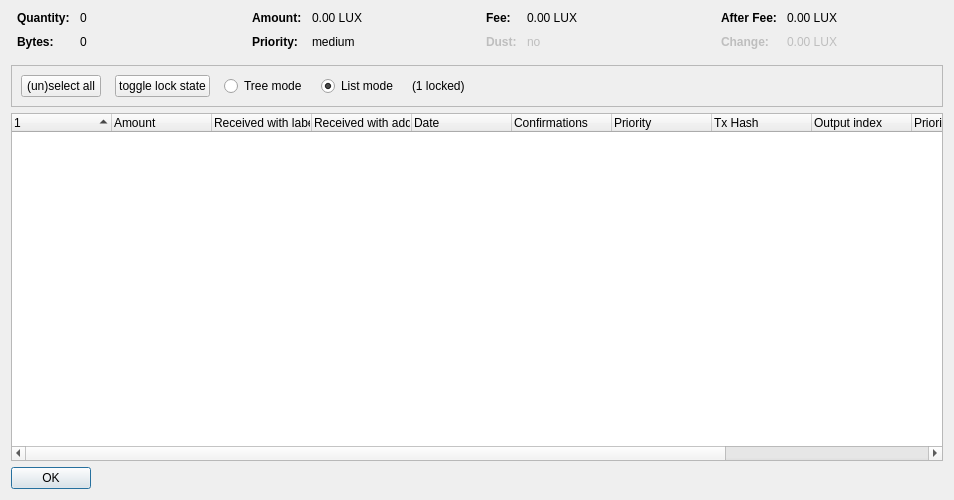
Qt form src/qt/forms/coincontroldialog.ui (LUX-Core/lux) before a commit.
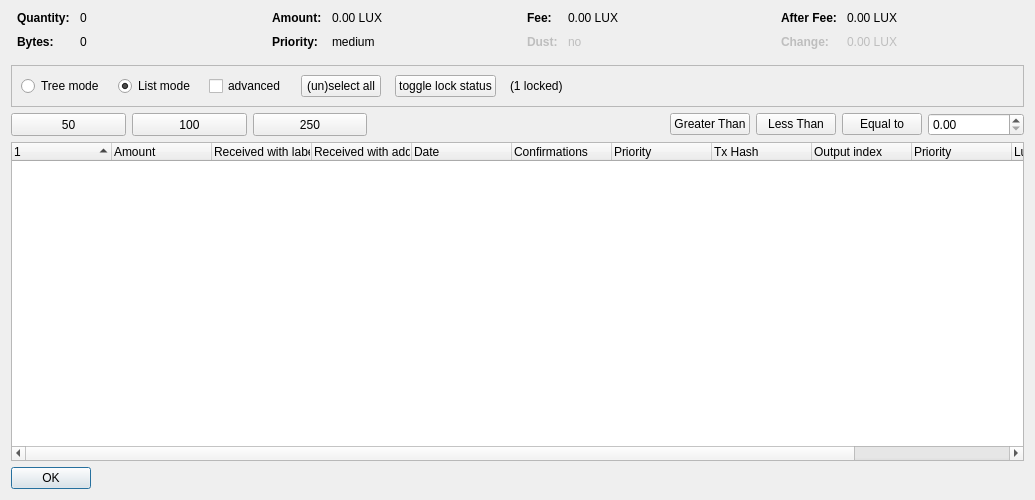
The same form after that commit. Custom widgets are drawn as their Qt base class.

Commit message:
[qt] added the ability to select the first 50/100/250 inputs and the ability to auto select any input under, over or equal to what a user inputs   (#69)
* Update coincontroldialog.cpp

* Update coincontroldialog.h

* Add files via upload

```diff
--- a/src/qt/forms/coincontroldialog.ui
+++ b/src/qt/forms/coincontroldialog.ui
@@ -6,7 +6,7 @@
    <rect>
     <x>0</x>
     <y>0</y>
-    <width>954</width>
+    <width>1035</width>
     <height>500</height>
    </rect>
   </property>
@@ -348,42 +348,10 @@
      </property>
      <layout class="QHBoxLayout" name="horizontalLayout">
       <item>
-       <layout class="QHBoxLayout" name="horizontalLayoutPanel" stretch="0,0,0,0,0,0">
+       <layout class="QHBoxLayout" name="horizontalLayoutPanel" stretch="0,0,0,0,0,0,0">
         <property name="spacing">
          <number>14</number>
         </property>
-        <item>
-         <widget class="QPushButton" name="pushButtonSelectAll">
-          <property name="sizePolicy">
-           <sizepolicy hsizetype="Maximum" vsizetype="Fixed">
-            <horstretch>0</horstretch>
-            <verstretch>0</verstretch>
-           </sizepolicy>
-          </property>
-          <property name="text">
-           <string>(un)select all</string>
-          </property>
-          <property name="autoDefault">
-           <bool>false</bool>
-          </property>
-         </widget>
-        </item>
-        <item>
-         <widget class="QPushButton" name="pushButtonToggleLock">
-          <property name="sizePolicy">
-           <sizepolicy hsizetype="Maximum" vsizetype="Fixed">
-            <horstretch>0</horstretch>
-            <verstretch>0</verstretch>
-           </sizepolicy>
-          </property>
-          <property name="text">
-           <string>toggle lock state</string>
-          </property>
-          <property name="autoDefault">
-           <bool>false</bool>
-          </property>
-         </widget>
-        </item>
         <item>
          <widget class="QRadioButton" name="radioTreeMode">
           <property name="sizePolicy">
@@ -413,6 +381,51 @@
           </property>
          </widget>
         </item>
+        <item>
+         <widget class="QCheckBox" name="advanced">
+          <property name="minimumSize">
+           <size>
+            <width>70</width>
+            <height>17</height>
+           </size>
+          </property>
+          <property name="text">
+           <string>advanced</string>
+          </property>
+         </widget>
+        </item>
+        <item>
+         <widget class="QPushButton" name="pushButtonSelectAll">
+          <property name="sizePolicy">
+           <sizepolicy hsizetype="Maximum" vsizetype="Fixed">
+            <horstretch>0</horstretch>
+            <verstretch>0</verstretch>
+           </sizepolicy>
+          </property>
+          <property name="text">
+           <string>(un)select all</string>
+          </property>
+          <property name="autoDefault">
+           <bool>false</bool>
+          </property>
+         </widget>
+        </item>
+        <item>
+         <widget class="QPushButton" name="pushButtonToggleLock">
+          <property name="sizePolicy">
+           <sizepolicy hsizetype="Maximum" vsizetype="Fixed">
+            <horstretch>0</horstretch>
+            <verstretch>0</verstretch>
+           </sizepolicy>
+          </property>
+          <property name="text">
+           <string>toggle lock status</string>
+          </property>
+          <property name="autoDefault">
+           <bool>false</bool>
+          </property>
+         </widget>
+        </item>
         <item>
          <widget class="QLabel" name="labelLocked">
           <property name="text">
@@ -438,6 +451,99 @@
      </layout>
     </widget>
    </item>
+   <item>
+    <layout class="QHBoxLayout" name="horizontalLayout_3">
+     <item>
+      <widget class="QPushButton" name="select_50">
+       <property name="minimumSize">
+        <size>
+         <width>115</width>
+         <height>23</height>
+        </size>
+       </property>
+       <property name="text">
+        <string>50</string>
+       </property>
+      </widget>
+     </item>
+     <item>
+      <widget class="QPushButton" name="select_100">
+       <property name="minimumSize">
+        <size>
+         <width>115</width>
+         <height>23</height>
+        </size>
+       </property>
+       <property name="text">
+        <string>100</string>
+       </property>
+      </widget>
+     </item>
+     <item>
+      <widget class="QPushButton" name="select_250">
+       <property name="minimumSize">
+        <size>
+         <width>114</width>
+         <height>23</height>
+        </size>
+       </property>
+       <property name="text">
+        <string>250</string>
+       </property>
+      </widget>
+     </item>
+     <item>
+      <spacer name="horizontalSpacer_2">
+       <property name="orientation">
+        <enum>Qt::Horizontal</enum>
+       </property>
+       <property name="sizeHint" stdset="0">
+        <size>
+         <width>40</width>
+         <height>20</height>
+        </size>
+       </property>
+      </spacer>
+     </item>
+     <item>
+      <widget class="QPushButton" name="GreaterThan">
+       <property name="text">
+        <string>Greater Than</string>
+       </property>
+      </widget>
+     </item>
+     <item>
+      <widget class="QPushButton" name="LessThan">
+       <property name="text">
+        <string>Less Than</string>
+       </property>
+      </widget>
+     </item>
+     <item>
+      <widget class="QPushButton" name="EqualTo">
+       <property name="text">
+        <string>Equal to</string>
+       </property>
+      </widget>
+     </item>
+     <item>
+      <widget class="QDoubleSpinBox" name="num_box">
+       <property name="minimumSize">
+        <size>
+         <width>96</width>
+         <height>20</height>
+        </size>
+       </property>
+      </widget>
+     </item>
+    </layout>
+   </item>
+   <item>
+    <layout class="QVBoxLayout" name="verticalLayout_2"/>
+   </item>
+   <item>
+    <layout class="QHBoxLayout" name="horizontalLayout_2"/>
+   </item>
    <item>
     <widget class="CoinControlTreeWidget" name="treeWidget">
      <property name="contextMenuPolicy">
```
The commit also changes 2 other files.
